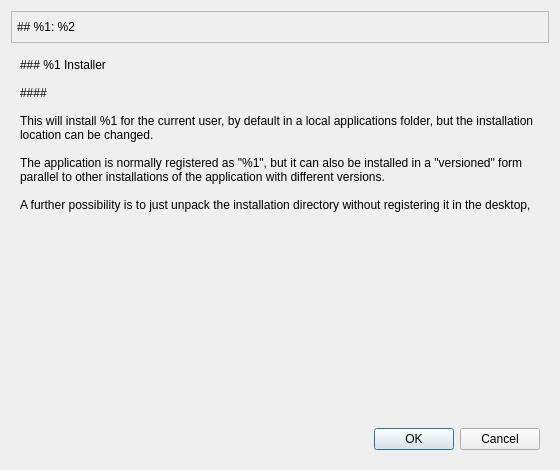
gradgrind/fetinstaller, file AppInstaller/installer/installer.ui: the form before one commit.
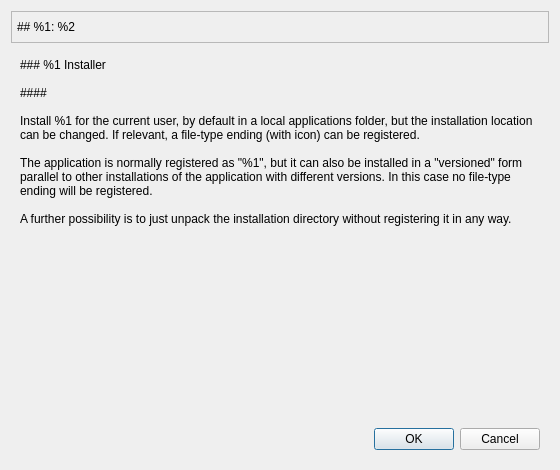
The form after the commit. The open tabs and pages were chosen to show the change. Icons and pictures are not drawn.

```diff
--- a/AppInstaller/installer/installer.ui
+++ b/AppInstaller/installer/installer.ui
@@ -156,11 +156,11 @@
 
 ####
 
-This will install %1 for the current user, by default in a local applications folder, but the installation location can be changed.
+Install %1 for the current user, by default in a local applications folder, but the installation location can be changed. If relevant, a file-type ending (with icon) can be registered.
 
-The application is normally registered as &quot;%1&quot;, but it can also be installed in a &quot;versioned&quot; form parallel to other installations of the application with different versions.
+The application is normally registered as &quot;%1&quot;, but it can also be installed in a &quot;versioned&quot; form parallel to other installations of the application with different versions. In this case no file-type ending will be registered.
 
-A further possibility is to just unpack the installation directory without registering it in the desktop,</string>
+A further possibility is to just unpack the installation directory without registering it in any way.</string>
          </property>
          <property name="textFormat">
           <enum>Qt::TextFormat::MarkdownText</enum>
```
Left out of the diff: 2 changed lines with no effect on the pictures.
